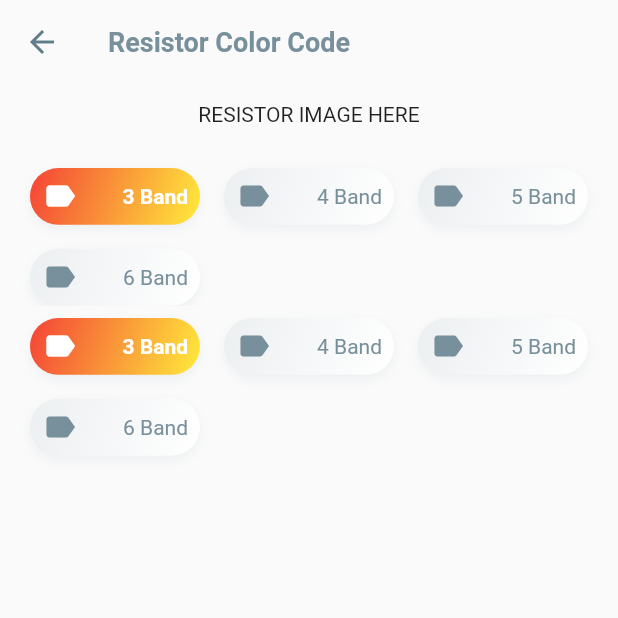
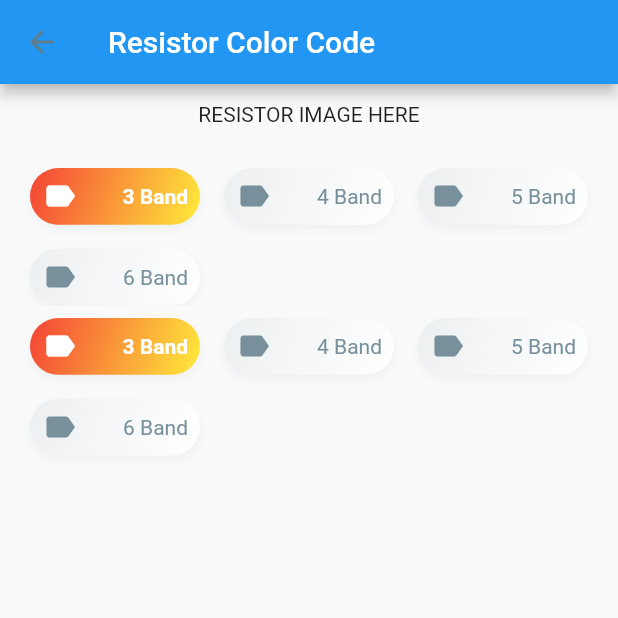
Before and after one commit to aswinmurali-io/electroassist, a Flutter app: the ResistorColorCodePage screen opened directly, on a phone screen of 412 x 824 dp, the top half of it. Run offline on Flutter 3.47's test engine with Material 2 defaults, Android fonts, the phone set to English and light mode, and no system bars; drawn by our look-alikes of bouncing_widget; missing offline and left inert: flutter_animator.

Commit message:
redesigns theme data

```diff
--- a/lib/shared/themes.dart
+++ b/lib/shared/themes.dart
@@ -8,45 +8,23 @@ abstract class ElectroAssistThemes {
   /// The theme that is preffered by the app unless, overriden by user
   /// preferred theme.
   static final defaultTheme = ThemeData(
-    primarySwatch: Colors.blue,
     shadowColor: Colors.blueGrey.shade50.withOpacity(0.5),
     textTheme: TextTheme(
-      headline6: TextStyle(
+      subtitle1: TextStyle(
+        color: Colors.blueGrey.shade700,
+      ),
+      caption: TextStyle(
         color: Colors.blueGrey.shade400,
-        fontWeight: FontWeight.bold,
-        fontSize: 18,
+      ),
+      headline1: TextStyle(
+        fontWeight: FontWeight.w900,
+        letterSpacing: 1.1,
+        color: Colors.blueGrey,
+        fontSize: 30,
       ),
     ),
-    iconTheme: IconThemeData(
+    primaryIconTheme: IconThemeData(
       color: Colors.blueGrey,
     ),
-    appBarTheme: AppBarTheme(
-      iconTheme: IconThemeData(
-        color: Colors.blueGrey,
-      ),
-      backgroundColor: Colors.transparent,
-      shadowColor: Colors.transparent,
-      textTheme: TextTheme(
-        headline6: TextStyle(
-          color: Colors.blueGrey.shade400,
-          fontWeight: FontWeight.bold,
-          fontSize: 18,
-        ),
-      ),
-    ),
   );
-
-  /// Contains all the themes defined in [ElectroAssistThemes] as a [Set] /
-  /// [Iterable] of [ThemeData].
-  ///
-  /// **Use cases include:**
-  /// * Showing all the available themes in `Preferences` section.
-  /// * Storing the index of the user's preferred theme instead of serializing
-  /// the entire instance of [ThemeData].
-  ///
-  /// **Caution:**
-  /// * New themes must be appended to the existing entries only!
-  static final all = {
-    defaultTheme,
-  };
 }
```
